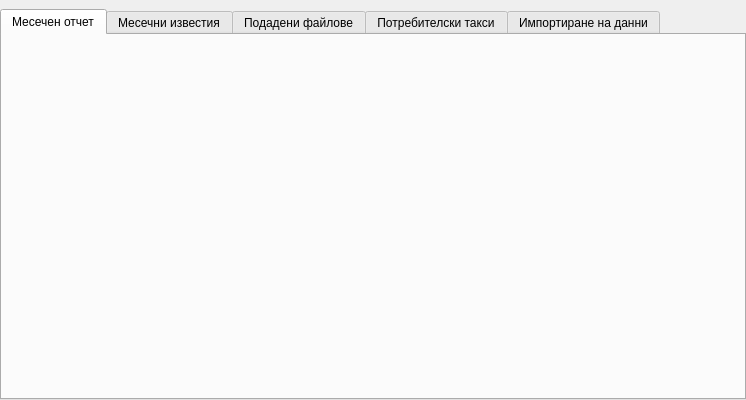
Qt form src/View/Widgets/PisDialog.ui (thefinalcutbg/DinoDent) before a commit.
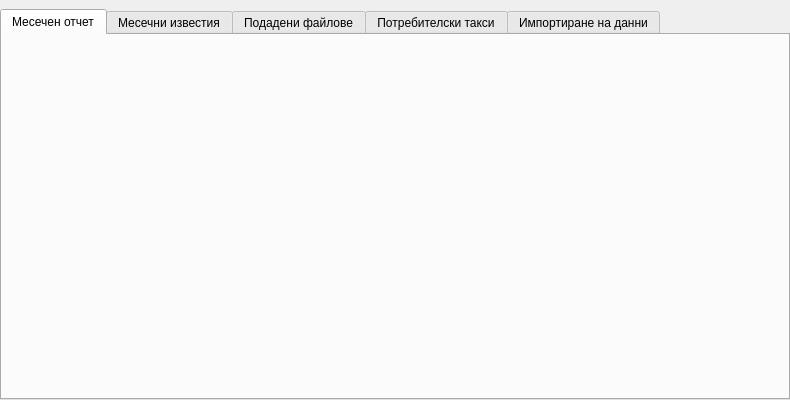
The same form after that commit. Custom widgets are drawn as their Qt base class.

Commit message: tables layout adjustments

Patch:
```diff
--- a/src/View/Widgets/PisDialog.ui
+++ b/src/View/Widgets/PisDialog.ui
@@ -6,7 +6,7 @@
    <rect>
     <x>0</x>
     <y>0</y>
-    <width>746</width>
+    <width>790</width>
     <height>400</height>
    </rect>
   </property>
```
The commit also changes 3 other files.
